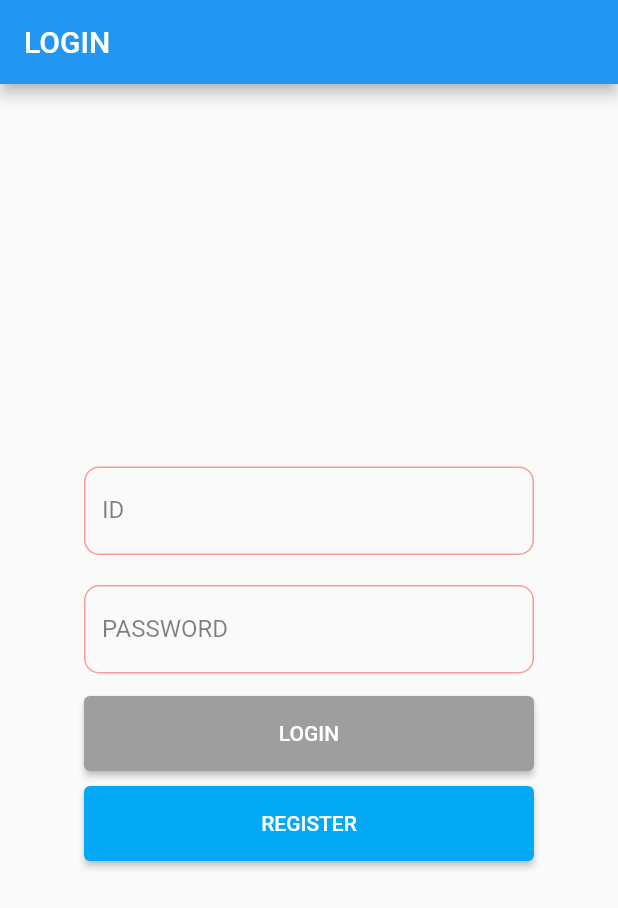
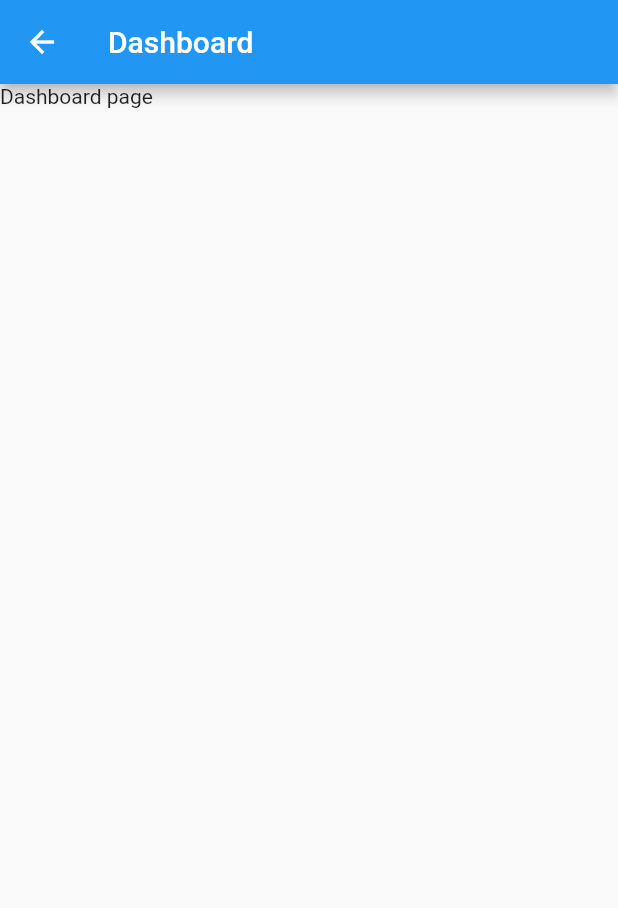
Before and after one commit to rwarou/our-schedule-flutter, a Flutter app: the screen it shows after launch, after a tap on "LOGIN", on a phone screen of 412 x 824 dp. Shown: the top 908 px of the screen. Run offline on Flutter 3.47's test engine with Material 2 defaults, Android fonts, the light colour scheme and no system bars; our stand-ins replace get.

Commit message:
register, dashboard 라우트 생성

```diff
--- a/lib/main.dart
+++ b/lib/main.dart
@@ -1,7 +1,9 @@
 import 'package:flutter/material.dart';
 import 'package:get/get.dart';
+import 'package:our_schedule/pages/dash_board.dart';
 
 import 'pages/home.dart';
+import 'pages/users/register.dart';
 
 void main() {
   runApp(const MyApp());
@@ -20,6 +22,8 @@ class MyApp extends StatelessWidget {
       initialRoute: '/',
       getPages: [
         GetPage(name: '/', page: () => Home()),
+        GetPage(name: '/users/register', page: () => Register()),
+        GetPage(name: '/dashboard', page: () => Dashboard()),
       ],
     );
   }
--- /dev/null
+++ b/lib/pages/dash_board.dart
@@ -0,0 +1,20 @@
+import 'package:flutter/material.dart';
+
+class Dashboard extends StatefulWidget {
+  const Dashboard({Key? key}) : super(key: key);
+
+  @override
+  _DashboardState createState() => _DashboardState();
+}
+
+class _DashboardState extends State<Dashboard> {
+  @override
+  Widget build(BuildContext context) {
+    return Scaffold(
+      appBar: AppBar(
+        title: Text('Dashboard'),
+      ),
+      body: Text('Dashboard page'),
+    );
+  }
+}
--- a/lib/pages/home.dart
+++ b/lib/pages/home.dart
@@ -1,4 +1,5 @@
 import 'package:flutter/material.dart';
+import 'package:get/get.dart';
 
 class Home extends StatefulWidget {
   const Home({Key? key}) : super(key: key);
@@ -97,8 +98,7 @@ class _HomeState extends State<Home> {
                   padding: const EdgeInsets.symmetric(vertical: 5),
                   child: ElevatedButton(
                     onPressed: () {
-                      print(
-                          'id : ${_idController.text} / pw : ${_pwController.text}');
+                      Get.toNamed('/dashboard');
                     },
                     child: const Text('LOGIN'),
                     style: ElevatedButton.styleFrom(
@@ -111,7 +111,9 @@ class _HomeState extends State<Home> {
                 Padding(
                   padding: const EdgeInsets.symmetric(vertical: 5),
                   child: ElevatedButton(
-                    onPressed: () {},
+                    onPressed: () {
+                      Get.toNamed('/users/register');
+                    },
                     child: const Text('REGISTER'),
                     style: ElevatedButton.styleFrom(
                       primary: Colors.lightBlue,
```
Also changed, not shown: lib/pages/users/register.dart (added, +20 -0 lines).
